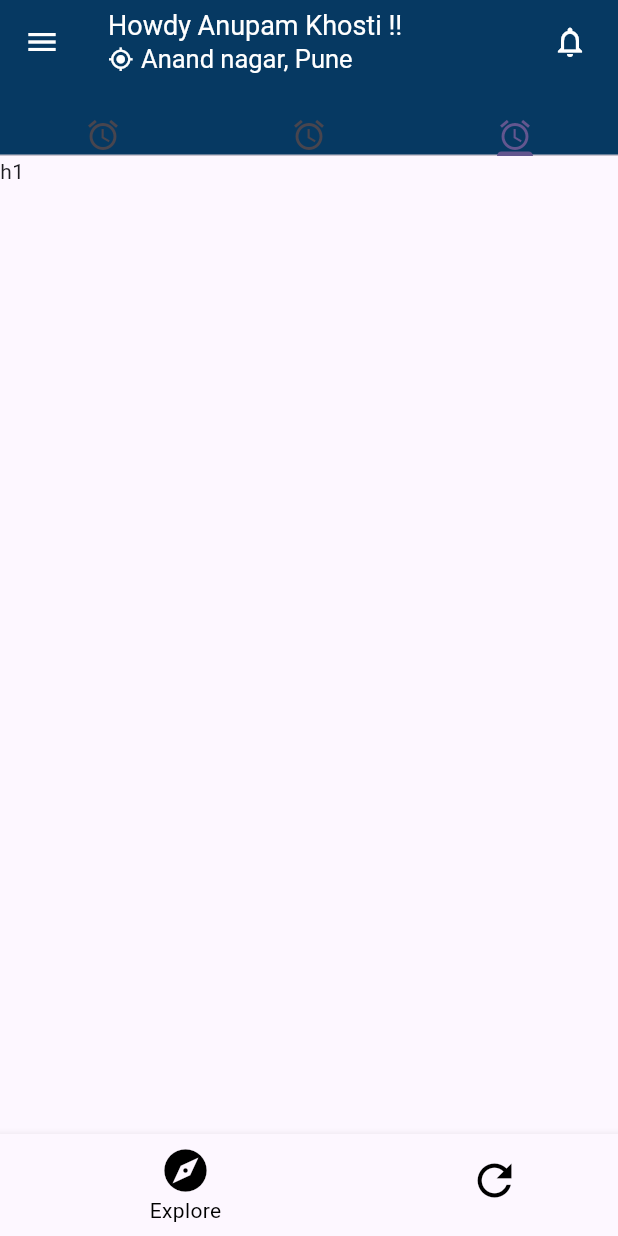
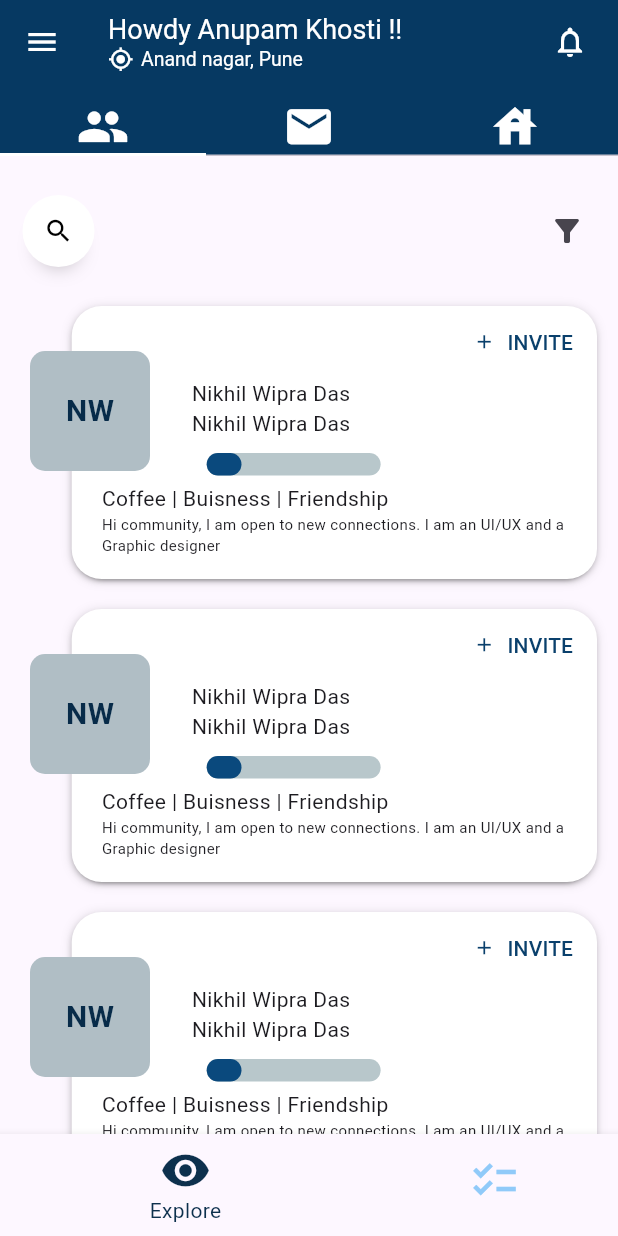
Before and after one commit to achiit/ui-my, a Flutter app: the screen it shows after launch, on a phone screen of 412 x 824 dp. Run offline on Flutter 3.47's test engine with Material 2 defaults, Android fonts, the phone set to English and light mode, and no system bars; drawn by our look-alikes of anim_search_bar, percent_indicator; our stand-ins replace dropdown_textfield.

Commit message:
hello world

```diff
--- a/lib/main.dart
+++ b/lib/main.dart
@@ -59,25 +59,27 @@ class _MyHomePageState extends State<MyHomePage> {
           items: [
             BottomNavigationBarItem(
               icon: const Icon(
-                Icons.explore,
+                Icons.remove_red_eye_sharp,
+                //color: Color.fromARGB(255, 13, 48, 77),
               ),
-              label: activePageTitle,
+              label: "Explore",
               // backgroundColor: Colors.green,
             ),
             BottomNavigationBarItem(
               icon: const Icon(
-                Icons.refresh_outlined,
+                Icons.checklist,
+                //color: Color.fromARGB(255, 13, 48, 77),
               ),
-              label: activePageTitle,
+              label: "Refine",
             ),
           ],
           unselectedLabelStyle: const TextStyle(
             color: Colors.black,
           ),
-          unselectedItemColor: Colors.black,
-          fixedColor: Colors.black,
+          unselectedItemColor: Colors.blue.shade200,
           type: BottomNavigationBarType.shifting,
           iconSize: 34,
+          selectedItemColor: Color.fromARGB(255, 13, 48, 77),
           onTap: _onItemTapped,
           elevation: 5),
     );
--- a/lib/screens/explore.dart
+++ b/lib/screens/explore.dart
@@ -1,6 +1,8 @@
 import 'package:assignment_netclan/widgets/custom_appbar.dart';
+import 'package:assignment_netclan/widgets/custom_stack.dart';
 import 'package:flutter/material.dart';
 import 'package:anim_search_bar/anim_search_bar.dart';
+import 'package:percent_indicator/percent_indicator.dart';
 
 class ExploreScreen extends StatefulWidget {
   const ExploreScreen({super.key});
@@ -21,7 +23,7 @@ class _ExploreScreenState extends State<ExploreScreen>
   void initState() {
     super.initState();
     _tabController = TabController(length: 3, vsync: this);
-    _tabController.animateTo(2);
+    _tabController.animateTo(0);
   }
 
   @override
@@ -31,11 +33,13 @@ class _ExploreScreenState extends State<ExploreScreen>
     return Scaffold(
       appBar: AppBar(
         bottom: TabBar(
+          indicatorColor: Colors.white,
+          indicatorSize: TabBarIndicatorSize.tab,
           controller: _tabController,
           tabs: const [
-            Icon(Icons.access_alarm),
-            Icon(Icons.access_alarm),
-            Icon(Icons.access_alarm),
+            Icon(Icons.people, color: Colors.white, size: 35,),
+            Icon(Icons.email, color: Colors.white, size: 35,),
+            Icon(Icons.house, color: Colors.white, size: 35,),
           ],
         ),
         leading: IconButton(
@@ -74,7 +78,7 @@ class _ExploreScreenState extends State<ExploreScreen>
                   padding: EdgeInsets.only(left: 5),
                   child: Text(
                     "Anand nagar, Pune",
-                    style: TextStyle(color: Colors.white, fontSize: 17),
+                    style: TextStyle(color: Colors.white, fontSize: 13),
                   ),
                 ),
               ],
@@ -86,7 +90,8 @@ class _ExploreScreenState extends State<ExploreScreen>
       body: TabBarView(
         controller: _tabController,
         children: [
-          Padding(
+          SingleChildScrollView(
+            child: Padding(
               padding: const EdgeInsets.only(left: 15, right: 10),
               child: Column(
                 children: [
@@ -105,76 +110,27 @@ class _ExploreScreenState extends State<ExploreScreen>
                           );
                         },
                       ),
-                    IconButton(onPressed: () {}, icon: Icon(Icons.settings)),
+                      IconButton(onPressed: () {}, icon: Icon(Icons.filter_alt)),
                     ],
                   ),
-                Stack(
-                  children: [
-                    Row(
-                      mainAxisAlignment: MainAxisAlignment.end,
-                      children: [
                   Padding(
-                          padding: const EdgeInsets.only(right: 4),
-                          child: Container(
-                            height: screenHeight*0.25,
-                            width: screenWidth*0.85,
-                            decoration: BoxDecoration(
-                              borderRadius: BorderRadius.circular(20),
-                              color: Colors.white,
-                              boxShadow: kElevationToShadow[2],
+                    padding: const EdgeInsets.only(bottom :20.0),
+                    child: custom_stack(screenWidth: screenWidth),
                   ),
-                            alignment: Alignment.topRight,
-                            child: Column(
-                              children: [
-                                Row(
-                                  mainAxisAlignment: MainAxisAlignment.end,
-                                  children: [
-                                    TextButton.icon(
-                                      onPressed: () {},
-                                      icon: Icon(Icons.add, size: 15),
-                                      label: Text("INVITE"),
-                                    )
-                                  ],
+                  Padding(
+                    padding: const EdgeInsets.only(bottom :20.0),
+                    child: custom_stack(screenWidth: screenWidth),
                   ),
-                                Container(
-                                  padding: EdgeInsets.only(left: 80),
-                                  alignment: Alignment.topLeft,
-                                  child: Column(
-                                    children: [
-                                      Text('Nikhil Wipra Das'),
-                                      Text('Nikhil Wipra Das'),
-                                    ],
+                  Padding(
+                    padding: const EdgeInsets.only(bottom :20.0),
+                    child: custom_stack(screenWidth: screenWidth),
                   ),
+                  Padding(
+                    padding: const EdgeInsets.only(bottom :20.0),
+                    child: custom_stack(screenWidth: screenWidth),
                   ),
                 ],
               ),
-                          ),
-                        ),
-                      ],
-                    ),
-                    Column(
-                      children: [
-                        SizedBox(height: 30),
-                        Row(
-                          children: [
-                            SizedBox(
-                              width: 5,
-                            ),
-                            Container(
-                              height: 80,
-                              width: 80,
-                              decoration: BoxDecoration(
-                                borderRadius: BorderRadius.circular(10),
-                                color: Colors.blueGrey.shade200,
-                              ),
-                            ),
-                          ],
-                        ),
-                      ],
-                    ),
-                  ],
-                ),
-              ],
             ),
           ),
           Text('h1'),
--- a/lib/widgets/custom_appbar.dart
+++ b/lib/widgets/custom_appbar.dart
@@ -39,7 +39,7 @@ class custom_appbar {
                 padding: EdgeInsets.only(left: 5),
                 child: Text(
                   "Anand nagar, Pune",
-                  style: TextStyle(color: Colors.white, fontSize: 17),
+                  style: TextStyle(color: Colors.white, fontSize: 13),
                 ),
               ),
             ],
--- /dev/null
+++ b/lib/widgets/custom_stack.dart
@@ -0,0 +1,145 @@
+import 'package:flutter/material.dart';
+import 'package:percent_indicator/percent_indicator.dart';
+
+class custom_stack extends StatelessWidget {
+  const custom_stack({
+    super.key,
+    required this.screenWidth,
+  });
+
+  final double screenWidth;
+
+  @override
+  Widget build(BuildContext context) {
+    return Stack(
+      children: [
+        Row(
+          mainAxisAlignment: MainAxisAlignment.end,
+          children: [
+            Padding(
+              padding: const EdgeInsets.only(right: 4),
+              child: SizedBox(
+                child: Container(
+                  /*  height: screenHeight * 0.25, */
+                  width: screenWidth * 0.85,
+                  decoration: BoxDecoration(
+                    borderRadius: BorderRadius.circular(20),
+                    color: Colors.white,
+                    boxShadow: kElevationToShadow[2],
+                  ),
+                  alignment: Alignment.topRight,
+                  child: Column(
+                    children: [
+                      Row(
+                        mainAxisAlignment: MainAxisAlignment.end,
+                        children: [
+                          TextButton.icon(
+                            onPressed: () {},
+                            icon: Icon(
+                              Icons.add,
+                              size: 15,
+                              color: Color.fromARGB(255, 10, 64, 108),
+                            ),
+                            label: Text(
+                              "INVITE",
+                              style: TextStyle(
+                                color: Color.fromARGB(255, 10, 64, 108),
+                              ),
+                            ),
+                          )
+                        ],
+                      ),
+                      Container(
+                        padding: EdgeInsets.only(left: 80),
+                        alignment: Alignment.topLeft,
+                        child: Column(
+                          mainAxisAlignment: MainAxisAlignment.start,
+                          children: [
+                            Row(
+                              children: [
+                                Text('Nikhil Wipra Das\nNikhil Wipra Das'),
+                              ],
+                            ),
+                            SizedBox(
+                              height: 10,
+                            ),
+                            Row(
+                              children: [
+                                LinearPercentIndicator(
+                                  barRadius: Radius.circular(10),
+                                  width: screenWidth * 0.33,
+                                  lineHeight: 15.0,
+                                  percent: 0.2,
+                                  progressColor:
+                                      Color.fromARGB(255, 10, 73, 125),
+                                ),
+                              ],
+                            ),
+                          ],
+                        ),
+                      ),
+                      Container(
+                        padding: EdgeInsets.only(left: 20, top: 5),
+                        alignment: Alignment.topLeft,
+                        child: Column(
+                          children: [
+                            Row(
+                              children: [
+                                Text(
+                                  "Coffee | Buisness | Friendship",
+                                  textAlign: TextAlign.left,
+                                ),
+                              ],
+                            ),
+                            Padding(
+                              padding: const EdgeInsets.only(
+                                  bottom: 16.0, right: 20),
+                              child: Text(
+                                "Hi community, I am open to new connections. I am an UI/UX and a Graphic designer",
+                                style: TextStyle(fontSize: 10),
+                                textAlign: TextAlign.left,
+                              ),
+                            ),
+                          ],
+                        ),
+                      )
+                    ],
+                  ),
+                ),
+              ),
+            ),
+          ],
+        ),
+        Column(
+          children: [
+            SizedBox(height: 30),
+            Row(
+              children: [
+                SizedBox(
+                  width: 5,
+                ),
+                Container(
+                  height: 80,
+                  width: 80,
+                  decoration: BoxDecoration(
+                    borderRadius: BorderRadius.circular(10),
+                    color: Colors.blueGrey.shade200,
+                  ),
+                  child: Center(
+                    child: Text(
+                      "NW",
+                      style: TextStyle(
+                          color: Color.fromARGB(255, 7, 43, 73),
+                          fontWeight: FontWeight.bold,
+                          fontSize: 20),
+                    ),
+                  ),
+                ),
+              ],
+            ),
+          ],
+        ),
+      ],
+    );
+  }
+}
--- a/pubspec.yaml
+++ b/pubspec.yaml
@@ -37,6 +37,7 @@ dependencies:
   cupertino_icons: ^1.0.2
   dropdown_textfield: ^1.0.8
   anim_search_bar: ^2.0.3
+  percent_indicator: ^4.2.3
 
 dev_dependencies:
   flutter_test:
```
Also changed, not shown: pubspec.lock. Lines whose indentation alone changed are shown as unchanged.
